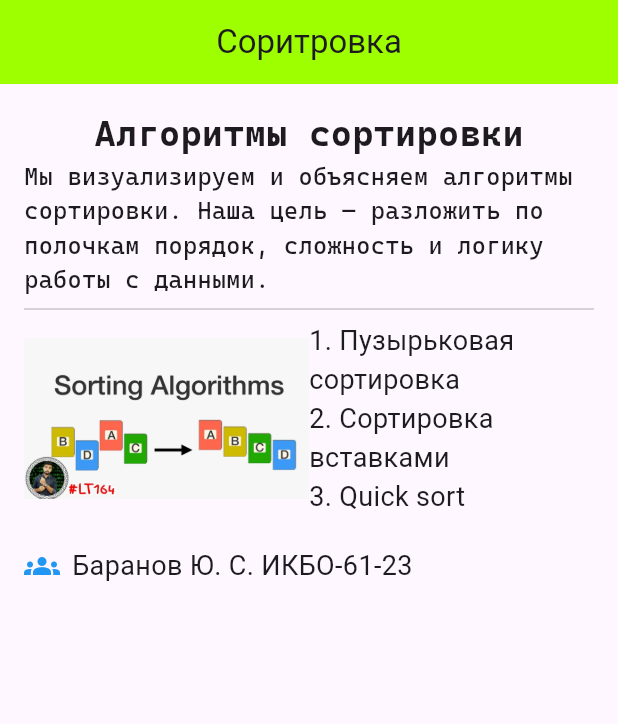
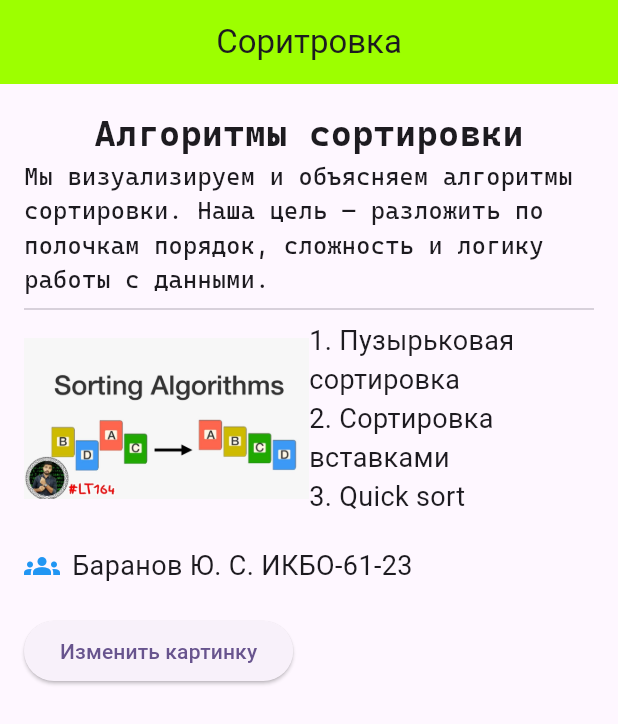
Before and after one commit to Stranik2504/FlutterCourse, a Flutter app: the screen it shows after launch, on a phone screen of 412 x 824 dp. Shown: the top 724 px of the screen. Run offline on Flutter 3.47's test engine with Material 3 defaults, Android fonts, the phone set to English and light mode, and no system bars.

Commit message:
Add button

```diff
--- a/lib/main.dart
+++ b/lib/main.dart
@@ -101,6 +101,11 @@ class _MyHomePageState extends State<MyHomePage> {
                 Text('Баранов Ю. С. ИКБО-61-23', style: TextStyle(fontSize: 18)),
               ],
             ), //Row
+            const SizedBox(height: 20),
+            ElevatedButton(
+              onPressed: changeImg,
+              child: Text('Изменить картинку'),
+            ),
           ],
         ), //Column
       ),
```
